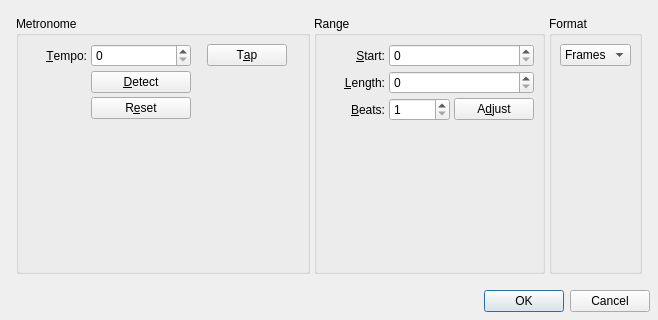
This is src/qtractorTempoAdjustForm.ui in rncbc/qtractor as Qt 5 draws it before an edit. The edited form follows.
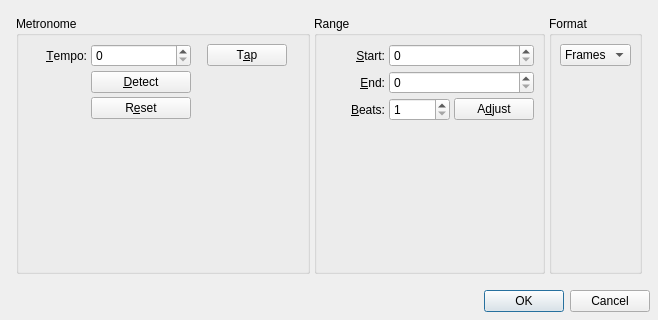
This is the edited form. Icons and pictures are not drawn. Custom widgets are drawn as their Qt base class.

```diff
--- a/src/qtractorTempoAdjustForm.ui
+++ b/src/qtractorTempoAdjustForm.ui
@@ -210,7 +210,7 @@
              </size>
             </property>
             <property name="text">
-             <string>&amp;Length:</string>
+             <string>&amp;End:</string>
             </property>
             <property name="alignment">
              <set>Qt::AlignRight|Qt::AlignVCenter</set>
```
Left out of the diff: 12 changed lines with no effect on the pictures.
